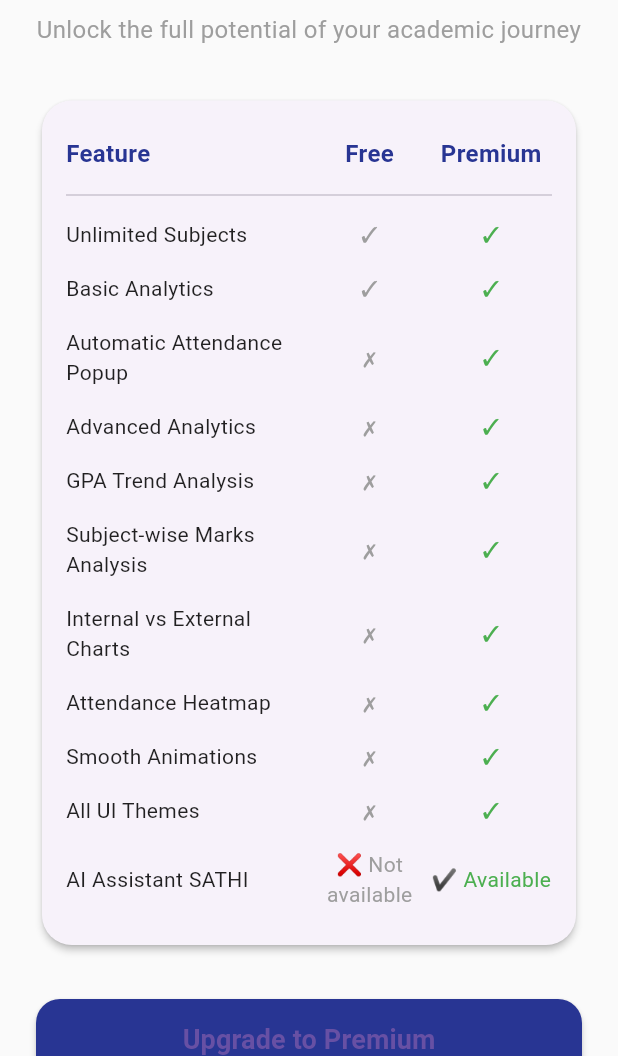
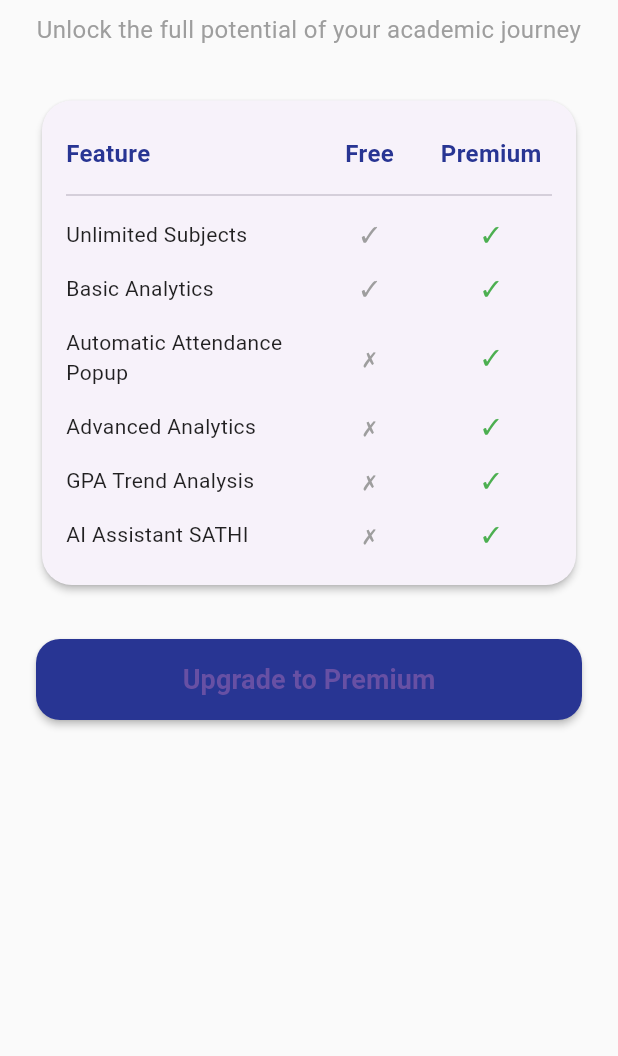
Before and after one commit to Sainath-Gawas/MiniProject, a Flutter app: the screen it shows once a user with an empty profile is signed in, in the side drawer, after a tap on "Upgrade to Premium", on a phone screen of 412 x 824 dp, the part 180-1236 px from its top. Run offline on Flutter 3.47's test engine with Material 3 defaults, Android fonts, the light colour scheme and no system bars; our stand-ins replace cloud_firestore, firebase_auth, firebase_core, fl_chart, google_sign_in, shared_preferences; accounts and stored records are empty.

```diff
--- a/lib/screens/premium/upgrade_premium_screen.dart
+++ b/lib/screens/premium/upgrade_premium_screen.dart
@@ -150,12 +150,7 @@ class UpgradePremiumScreen extends StatelessWidget {
             _buildFeatureRow('Automatic Attendance Popup', '✗', '✓'),
             _buildFeatureRow('Advanced Analytics', '✗', '✓'),
             _buildFeatureRow('GPA Trend Analysis', '✗', '✓'),
-            _buildFeatureRow('Subject-wise Marks Analysis', '✗', '✓'),
-            _buildFeatureRow('Internal vs External Charts', '✗', '✓'),
-            _buildFeatureRow('Attendance Heatmap', '✗', '✓'),
-            _buildFeatureRow('Smooth Animations', '✗', '✓'),
-            _buildFeatureRow('All UI Themes', '✗', '✓'),
-            _buildFeatureRow('AI Assistant SATHI', '❌ Not available', '✔ Available'),
+            _buildFeatureRow('AI Assistant SATHI', '✗', '✓'),
           ],
         ),
       ),
--- a/pubspec.yaml
+++ b/pubspec.yaml
@@ -51,7 +51,7 @@ flutter:
   # To add assets to your application, add an assets section, like this:
   assets:
     - asset/assets/google_logo.jpg
-    - assets/sathi_mascot.png
+    #asset/sathi_mascot.png
   #   - images/a_dot_burr.jpeg
   #   - images/a_dot_ham.jpeg
   # ... rest of the flutter configuration
```
Also changed, not shown: asset/assets/sathi_mascot.png (added).
